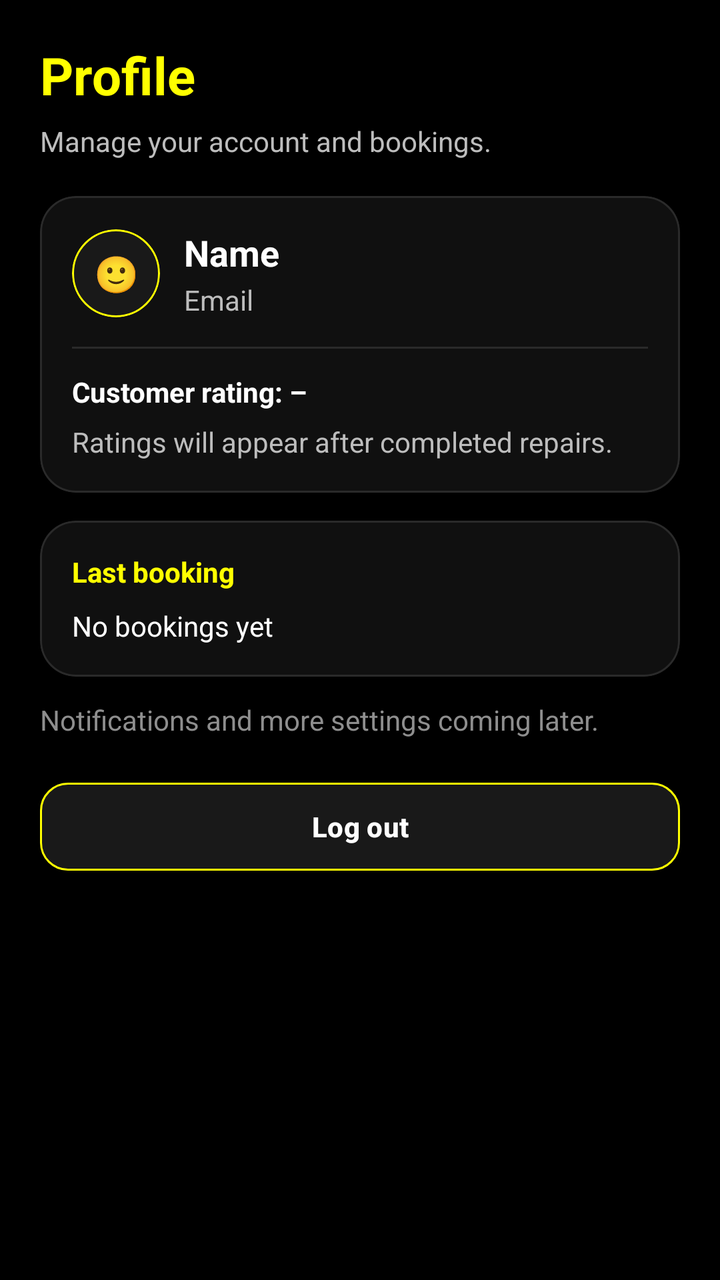
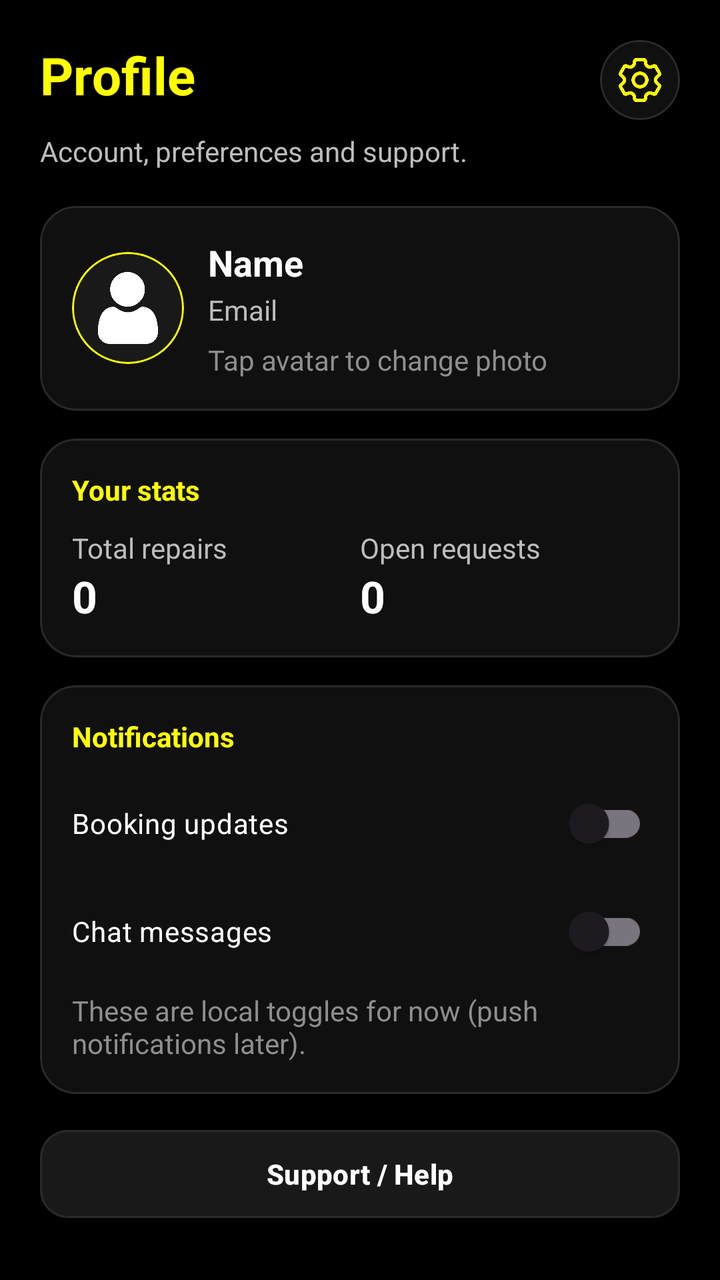

An Android layout rendered at two revisions. The XML below is the earlier revision; the diff shows what the commit changed to produce the second picture.
<!-- AndroidManifest.xml: application theme Theme.MyApplication -->
<!-- res/layout/fragment_profile.xml -->
<?xml version="1.0" encoding="utf-8"?>
<ScrollView xmlns:android="http://schemas.android.com/apk/res/android"
    xmlns:app="http://schemas.android.com/apk/res-auto"
    android:layout_width="match_parent"
    android:layout_height="match_parent"
    android:background="#000000"
    android:fillViewport="true"
    android:padding="20dp"
    android:paddingBottom="36dp">

    <LinearLayout
        android:layout_width="match_parent"
        android:layout_height="wrap_content"
        android:orientation="vertical">

        
        <TextView
            android:id="@+id/tvProfileTitle"
            android:layout_width="wrap_content"
            android:layout_height="wrap_content"
            android:text="Profile"
            android:textSize="26sp"
            android:textStyle="bold"
            android:textColor="#FFFF00" />

        <TextView
            android:layout_width="match_parent"
            android:layout_height="wrap_content"
            android:layout_marginTop="6dp"
            android:text="Manage your account and bookings."
            android:textColor="#BDBDBD" />

        
        <com.google.android.material.card.MaterialCardView
            android:layout_width="match_parent"
            android:layout_height="wrap_content"
            android:layout_marginTop="18dp"
            app:cardBackgroundColor="#101010"
            app:cardCornerRadius="18dp"
            app:cardElevation="0dp"
            app:strokeColor="#2A2A2A"
            app:strokeWidth="1dp">

            <LinearLayout
                android:layout_width="match_parent"
                android:layout_height="wrap_content"
                android:padding="16dp"
                android:orientation="vertical">

                
                <LinearLayout
                    android:layout_width="match_parent"
                    android:layout_height="wrap_content"
                    android:orientation="horizontal"
                    android:gravity="center_vertical">

                    
                    <com.google.android.material.card.MaterialCardView
                        android:layout_width="44dp"
                        android:layout_height="44dp"
                        app:cardCornerRadius="22dp"
                        app:cardBackgroundColor="#191919"
                        app:strokeColor="#FFFF00"
                        app:strokeWidth="1dp"
                        app:cardElevation="0dp">

                        <TextView
                            android:layout_width="match_parent"
                            android:layout_height="match_parent"
                            android:text="🙂"
                            android:gravity="center"
                            android:textSize="18sp"
                            android:textColor="#FFFFFF" />
                    </com.google.android.material.card.MaterialCardView>

                    <LinearLayout
                        android:layout_width="0dp"
                        android:layout_height="wrap_content"
                        android:layout_weight="1"
                        android:layout_marginStart="12dp"
                        android:orientation="vertical">

                        <TextView
                            android:id="@+id/tvUserName"
                            android:layout_width="wrap_content"
                            android:layout_height="wrap_content"
                            android:text="Name"
                            android:textStyle="bold"
                            android:textSize="18sp"
                            android:textColor="#FFFFFF" />

                        <TextView
                            android:id="@+id/tvUserEmail"
                            android:layout_width="wrap_content"
                            android:layout_height="wrap_content"
                            android:layout_marginTop="2dp"
                            android:text="Email"
                            android:textColor="#BDBDBD" />
                    </LinearLayout>
                </LinearLayout>

                
                <View
                    android:layout_width="match_parent"
                    android:layout_height="1dp"
                    android:layout_marginTop="14dp"
                    android:layout_marginBottom="12dp"
                    android:background="#2A2A2A" />

                
                <TextView
                    android:id="@+id/tvRating"
                    android:layout_width="wrap_content"
                    android:layout_height="wrap_content"
                    android:text="Customer rating: –"
                    android:textColor="#FFFFFF"
                    android:textStyle="bold" />

                <TextView
                    android:layout_width="wrap_content"
                    android:layout_height="wrap_content"
                    android:layout_marginTop="6dp"
                    android:text="Ratings will appear after completed repairs."
                    android:textColor="#BDBDBD" />

                
                <TextView
                    android:id="@+id/tvCompletedRepairs"
                    android:layout_width="wrap_content"
                    android:layout_height="wrap_content"
                    android:text="Your repairs: 0"
                    android:textColor="#FFFFFF"
                    android:visibility="gone" />

            </LinearLayout>
        </com.google.android.material.card.MaterialCardView>

        
        <com.google.android.material.card.MaterialCardView
            android:layout_width="match_parent"
            android:layout_height="wrap_content"
            android:layout_marginTop="14dp"
            app:cardBackgroundColor="#101010"
            app:cardCornerRadius="18dp"
            app:cardElevation="0dp"
            app:strokeColor="#2A2A2A"
            app:strokeWidth="1dp">

            <LinearLayout
                android:layout_width="match_parent"
                android:layout_height="wrap_content"
                android:padding="16dp"
                android:orientation="vertical">

                <TextView
                    android:layout_width="wrap_content"
                    android:layout_height="wrap_content"
                    android:text="Last booking"
                    android:textStyle="bold"
                    android:textColor="#FFFF00"
                    android:textSize="14sp" />

                <TextView
                    android:id="@+id/tvActivity"
                    android:layout_width="match_parent"
                    android:layout_height="wrap_content"
                    android:layout_marginTop="8dp"
                    android:text="No bookings yet"
                    android:textColor="#FFFFFF"
                    android:lineSpacingExtra="2dp" />

            </LinearLayout>
        </com.google.android.material.card.MaterialCardView>

        
        <TextView
            android:id="@+id/tvSettingsHint"
            android:layout_width="match_parent"
            android:layout_height="wrap_content"
            android:layout_marginTop="12dp"
            android:text="Notifications and more settings coming later."
            android:textColor="#8E8E8E" />

        
        <com.google.android.material.button.MaterialButton
            android:id="@+id/btnLogout"
            android:layout_width="match_parent"
            android:layout_height="52dp"
            android:layout_marginTop="18dp"
            android:text="Log out"
            android:textAllCaps="false"
            android:textStyle="bold"
            android:textColor="#FFFFFF"
            app:cornerRadius="14dp"
            app:backgroundTint="#191919"
            app:strokeColor="#FFFF00"
            app:strokeWidth="1dp" />

    </LinearLayout>
</ScrollView>
<!-- resources referenced by this layout -->
<resources>
  <style name="Theme.MyApplication" parent="Base.Theme.MyApplication" />
  <style name="Base.Theme.MyApplication" parent="Theme.Material3.DayNight.NoActionBar">
          
          
      </style>
</resources>

<!-- the commit's change to res/layout/fragment_profile.xml (unified diff, before → after) -->
@@ -1,5 +1,5 @@
 <?xml version="1.0" encoding="utf-8"?>
-<ScrollView xmlns:android="http://schemas.android.com/apk/res/android"
+<androidx.core.widget.NestedScrollView xmlns:android="http://schemas.android.com/apk/res/android"
     xmlns:app="http://schemas.android.com/apk/res-auto"
     android:layout_width="match_parent"
     android:layout_height="match_parent"
@@ -14,24 +14,52 @@
         android:orientation="vertical">
 
         
+        <RelativeLayout
+            android:layout_width="match_parent"
+            android:layout_height="wrap_content">
+
+            <TextView
+                android:id="@+id/tvProfileTitle"
+                android:layout_width="wrap_content"
+                android:layout_height="wrap_content"
+                android:text="Profile"
+                android:textColor="#FFFF00"
+                android:textSize="26sp"
+                android:textStyle="bold" />
+
+            <com.google.android.material.card.MaterialCardView
+                android:id="@+id/btnOpenSettings"
+                android:layout_width="40dp"
+                android:layout_height="40dp"
+                android:layout_alignParentEnd="true"
+                android:layout_alignParentTop="true"
+                app:cardBackgroundColor="#101010"
+                app:cardCornerRadius="20dp"
+                app:cardElevation="0dp"
+                app:strokeColor="#2A2A2A"
+                app:strokeWidth="1dp">
+
+                <ImageView
+                    android:layout_width="match_parent"
+                    android:layout_height="match_parent"
+                    android:padding="9dp"
+                    android:contentDescription="Settings"
+                    android:src="@drawable/setting"
+                    app:tint="#FFFF00" />
+            </com.google.android.material.card.MaterialCardView>
+
+        </RelativeLayout>
+
         <TextView
-            android:id="@+id/tvProfileTitle"
-            android:layout_width="wrap_content"
-            android:layout_height="wrap_content"
-            android:text="Profile"
-            android:textSize="26sp"
-            android:textStyle="bold"
-            android:textColor="#FFFF00" />
-
-        <TextView
             android:layout_width="match_parent"
             android:layout_height="wrap_content"
             android:layout_marginTop="6dp"
-            android:text="Manage your account and bookings."
+            android:text="Account, preferences and support."
             android:textColor="#BDBDBD" />
 
         
         <com.google.android.material.card.MaterialCardView
+            android:id="@+id/cardProfile"
             android:layout_width="match_parent"
             android:layout_height="wrap_content"
             android:layout_marginTop="18dp"
@@ -44,40 +72,41 @@
             <LinearLayout
                 android:layout_width="match_parent"
                 android:layout_height="wrap_content"
-                android:padding="16dp"
-                android:orientation="vertical">
-
-                
+                android:orientation="vertical"
+                android:padding="16dp">
+
                 <LinearLayout
                     android:layout_width="match_parent"
                     android:layout_height="wrap_content"
-                    android:orientation="horizontal"
-                    android:gravity="center_vertical">
+                    android:gravity="center_vertical"
+                    android:orientation="horizontal">
 
                     
                     <com.google.android.material.card.MaterialCardView
-                        android:layout_width="44dp"
-                        android:layout_height="44dp"
-                        app:cardCornerRadius="22dp"
+                        android:id="@+id/btnChangeAvatar"
+                        android:layout_width="56dp"
+                        android:layout_height="56dp"
                         app:cardBackgroundColor="#191919"
+                        app:cardCornerRadius="28dp"
+                        app:cardElevation="0dp"
                         app:strokeColor="#FFFF00"
-                        app:strokeWidth="1dp"
-                        app:cardElevation="0dp">
-
-                        <TextView
+                        app:strokeWidth="1dp">
+
+                        <ImageView
+                            android:id="@+id/ivAvatar"
                             android:layout_width="match_parent"
                             android:layout_height="match_parent"
-                            android:text="🙂"
-                            android:gravity="center"
-                            android:textSize="18sp"
-                            android:textColor="#FFFFFF" />
+                            android:padding="10dp"
+                            android:contentDescription="Avatar"
+                            android:src="@drawable/ic_person"
+                            android:tint="#FFFFFF" />
                     </com.google.android.material.card.MaterialCardView>
 
                     <LinearLayout
                         android:layout_width="0dp"
                         android:layout_height="wrap_content"
+                        android:layout_marginStart="12dp"
                         android:layout_weight="1"
-                        android:layout_marginStart="12dp"
                         android:orientation="vertical">
 
                         <TextView
@@ -85,9 +114,9 @@
                             android:layout_width="wrap_content"
                             android:layout_height="wrap_content"
                             android:text="Name"
-                            android:textStyle="bold"
+                            android:textColor="#FFFFFF"
                             android:textSize="18sp"
-                            android:textColor="#FFFFFF" />
+                            android:textStyle="bold" />
 
                         <TextView
                             android:id="@+id/tvUserEmail"
@@ -96,42 +125,17 @@
                             android:layout_marginTop="2dp"
                             android:text="Email"
                             android:textColor="#BDBDBD" />
+
+                        <TextView
+                            android:id="@+id/tvChangePhotoHint"
+                            android:layout_width="wrap_content"
+                            android:layout_height="wrap_content"
+                            android:layout_marginTop="6dp"
+                            android:text="Tap avatar to change photo"
+                            android:textColor="#8E8E8E" />
                     </LinearLayout>
+
                 </LinearLayout>
-
-                
-                <View
-                    android:layout_width="match_parent"
-                    android:layout_height="1dp"
-                    android:layout_marginTop="14dp"
-                    android:layout_marginBottom="12dp"
-                    android:background="#2A2A2A" />
-
-                
-                <TextView
-                    android:id="@+id/tvRating"
-                    android:layout_width="wrap_content"
-                    android:layout_height="wrap_content"
-                    android:text="Customer rating: –"
-                    android:textColor="#FFFFFF"
-                    android:textStyle="bold" />
-
-                <TextView
-                    android:layout_width="wrap_content"
-                    android:layout_height="wrap_content"
-                    android:layout_marginTop="6dp"
-                    android:text="Ratings will appear after completed repairs."
-                    android:textColor="#BDBDBD" />
-
-                
-                <TextView
-                    android:id="@+id/tvCompletedRepairs"
-                    android:layout_width="wrap_content"
-                    android:layout_height="wrap_content"
-                    android:text="Your repairs: 0"
-                    android:textColor="#FFFFFF"
-                    android:visibility="gone" />
-
             </LinearLayout>
         </com.google.android.material.card.MaterialCardView>
 
@@ -149,44 +153,163 @@
             <LinearLayout
                 android:layout_width="match_parent"
                 android:layout_height="wrap_content"
-                android:padding="16dp"
-                android:orientation="vertical">
+                android:orientation="vertical"
+                android:padding="16dp">
 
                 <TextView
                     android:layout_width="wrap_content"
                     android:layout_height="wrap_content"
-                    android:text="Last booking"
-                    android:textStyle="bold"
+                    android:text="Your stats"
                     android:textColor="#FFFF00"
-                    android:textSize="14sp" />
-
-                <TextView
-                    android:id="@+id/tvActivity"
-                    android:layout_width="match_parent"
-                    android:layout_height="wrap_content"
-                    android:layout_marginTop="8dp"
-                    android:text="No bookings yet"
-                    android:textColor="#FFFFFF"
-                    android:lineSpacingExtra="2dp" />
-
+                    android:textSize="14sp"
+                    android:textStyle="bold" />
+
+                <LinearLayout
+                    android:layout_width="match_parent"
+                    android:layout_height="wrap_content"
+                    android:layout_marginTop="10dp"
+                    android:orientation="horizontal">
+
+                    <LinearLayout
+                        android:layout_width="0dp"
+                        android:layout_height="wrap_content"
+                        android:layout_weight="1"
+                        android:orientation="vertical">
+
+                        <TextView
+                            android:layout_width="wrap_content"
+                            android:layout_height="wrap_content"
+                            android:text="Total repairs"
+                            android:textColor="#BDBDBD" />
+
+                        <TextView
+                            android:id="@+id/tvTotalRepairs"
+                            android:layout_width="wrap_content"
+                            android:layout_height="wrap_content"
+                            android:text="0"
+                            android:textColor="#FFFFFF"
+                            android:textSize="22sp"
+                            android:textStyle="bold" />
+                    </LinearLayout>
+
+                    <LinearLayout
+                        android:layout_width="0dp"
+                        android:layout_height="wrap_content"
+                        android:layout_weight="1"
+                        android:orientation="vertical">
+
+                        <TextView
+                            android:layout_width="wrap_content"
+                            android:layout_height="wrap_content"
+                            android:text="Open requests"
+                            android:textColor="#BDBDBD" />
+
+                        <TextView
+                            android:id="@+id/tvOpenRequests"
+                            android:layout_width="wrap_content"
+                            android:layout_height="wrap_content"
+                            android:text="0"
+                            android:textColor="#FFFFFF"
+                            android:textSize="22sp"
+                            android:textStyle="bold" />
+                    </LinearLayout>
+
+                </LinearLayout>
             </LinearLayout>
         </com.google.android.material.card.MaterialCardView>
 
         
+        <com.google.android.material.card.MaterialCardView
+            android:layout_width="match_parent"
+            android:layout_height="wrap_content"
+            android:layout_marginTop="14dp"
+            app:cardBackgroundColor="#101010"
+            app:cardCornerRadius="18dp"
+            app:cardElevation="0dp"
+            app:strokeColor="#2A2A2A"
+            app:strokeWidth="1dp">
+
+            <LinearLayout
+                android:layout_width="match_parent"
+                android:layout_height="wrap_content"
+                android:orientation="vertical"
+                android:padding="16dp">
+
+                <TextView
+                    android:layout_width="wrap_content"
+                    android:layout_height="wrap_content"
+                    android:text="Notifications"
+                    android:textColor="#FFFF00"
+                    android:textSize="14sp"
+                    android:textStyle="bold" />
+
+                <com.google.android.material.switchmaterial.SwitchMaterial
+                    android:id="@+id/switchBookingUpdates"
+                    android:layout_width="match_parent"
+                    android:layout_height="wrap_content"
+                    android:layout_marginTop="10dp"
+                    android:text="Booking updates"
+                    android:textColor="#FFFFFF" />
+
+                <com.google.android.material.switchmaterial.SwitchMaterial
+                    android:id="@+id/switchChatNotifications"
+                    android:layout_width="match_parent"
+                    android:layout_height="wrap_content"
+                    android:layout_marginTop="6dp"
+                    android:text="Chat messages"
+                    android:textColor="#FFFFFF" />
+
+                <TextView
+                    android:layout_width="match_parent"
+                    android:layout_height="wrap_content"
+                    android:layout_marginTop="6dp"
+                    android:text="These are local toggles for now (push notifications later)."
+                    android:textColor="#8E8E8E" />
+            </LinearLayout>
+        </com.google.android.material.card.MaterialCardView>
+
+        
+        <com.google.android.material.button.MaterialButton
+            android:id="@+id/btnSupport"
+            android:layout_width="match_parent"
+            android:layout_height="52dp"
+            android:layout_marginTop="14dp"
+            android:text="Support / Help"
+            android:textAllCaps="false"
+            android:textStyle="bold"
+            android:textColor="#FFFFFF"
+            app:cornerRadius="14dp"
+            app:backgroundTint="#191919"
+            app:strokeColor="#2A2A2A"
+            app:strokeWidth="1dp" />
+
+        
         <TextView
-            android:id="@+id/tvSettingsHint"
+            android:id="@+id/tvAppInfo"
             android:layout_width="match_parent"
             android:layout_height="wrap_content"
             android:layout_marginTop="12dp"
-            android:text="Notifications and more settings coming later."
+            android:text="QuickFix v1.0 • Made in Turku"
             android:textColor="#8E8E8E" />
+
+        <TextView
+            android:id="@+id/tvPrivacy"
+            android:layout_width="match_parent"
+            android:layout_height="wrap_content"
+            android:layout_marginTop="4dp"
+            android:text="Privacy policy coming later."
+            android:textColor="#8E8E8E"
+            android:paddingBottom="10dp"
+            android:clipToPadding="false"/>
 
         
         <com.google.android.material.button.MaterialButton
             android:id="@+id/btnLogout"
             android:layout_width="match_parent"
             android:layout_height="52dp"
-            android:layout_marginTop="18dp"
+            android:layout_marginTop="16dp"
+            android:layout_marginBottom="42dp"
+
             android:text="Log out"
             android:textAllCaps="false"
             android:textStyle="bold"
@@ -196,5 +319,14 @@
             app:strokeColor="#FFFF00"
             app:strokeWidth="1dp" />
 
+        
+        <TextView
+            android:id="@+id/tvCompletedRepairs"
+            android:layout_width="wrap_content"
+            android:layout_height="wrap_content"
+            android:visibility="gone"
+            android:text="Your repairs: 0" />
+
     </LinearLayout>
-</ScrollView>
+
+</androidx.core.widget.NestedScrollView>
<!-- resource entries referenced after the edit -->
@@ -1,9 +1,15 @@
 <!-- resources referenced by this layout -->
 <resources>
+  <!-- drawable ic_person: png bitmap (drawable, 11096 bytes) -->
+  <!-- drawable setting: png bitmap (drawable, 19182 bytes) -->
   <style name="Theme.MyApplication" parent="Base.Theme.MyApplication" />
   <style name="Base.Theme.MyApplication" parent="Theme.Material3.DayNight.NoActionBar">
-          
-          
+          <item name="android:statusBarColor">#000000</item>
+          <item name="android:navigationBarColor">#101010</item>
+  
+          <item name="android:windowLightStatusBar">false</item>
+  
+          <item name="android:windowLightNavigationBar" tools:targetApi="27">false</item>
       </style>
 </resources>
 
